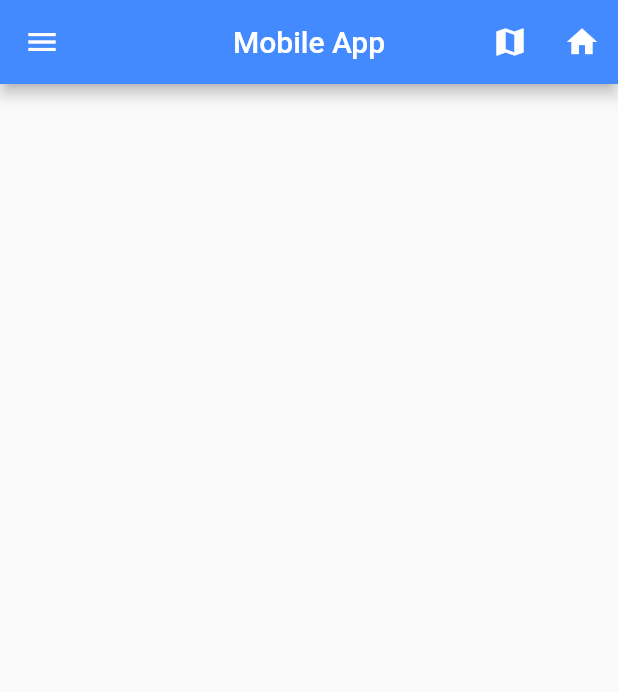
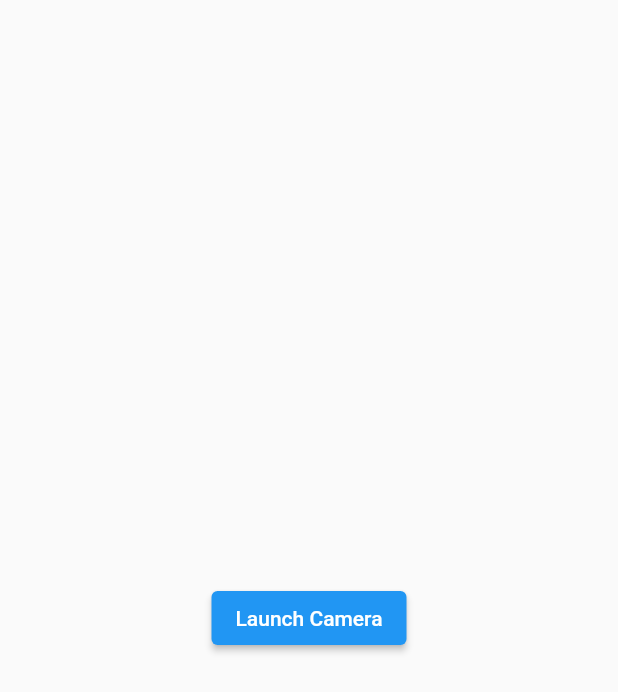
Before and after one commit to katiemcconkey/IndividualProject, a Flutter app: the NavBar widget shown alone on an empty page, opened directly, after a tap on "Upload Picture", on a phone screen of 412 x 824 dp. Shown: the top 692 px of the screen. Run offline on Flutter 3.47's test engine with Material 2 defaults, Android fonts, the phone set to English and light mode, and no system bars; our stand-ins replace camera, google_maps_flutter, image_picker; missing offline and left inert: wifi_hunter.

Commit message:
Added camera functionality, there is 1 error

```diff
--- /dev/null
+++ b/mobile_game/lib/screens/camera_screen.dart
@@ -0,0 +1,38 @@
+import 'dart:io';
+
+import 'package:camera/camera.dart';
+import 'package:flutter/material.dart';
+import 'package:flutter/services.dart';
+import 'package:image_picker/image_picker.dart';
+import 'CameraPage.dart';
+import 'package:path_provider/path_provider.dart';
+
+import '../main.dart';
+import 'CameraPage.dart';
+
+class pictureApp extends StatefulWidget {
+  const pictureApp({Key? key}) : super(key: key);
+
+  @override
+  _PictureState createState() => _PictureState();
+}
+
+class _PictureState extends State<pictureApp> {
+  @override
+  Widget build(BuildContext context) {
+    return Scaffold(body: Center(
+      child: ElevatedButton(
+        onPressed: () async {
+          await availableCameras().then(
+            (value) => Navigator.push(
+              context,
+              MaterialPageRoute(
+                builder: (context) => CameraPage(cameras: value),
+              ),
+            ),
+          );
+        }, child: const Text ('Launch Camera'),
+      ),
+    ));
+  }
+}
--- a/mobile_game/lib/upload_picture.dart
+++ /dev/null
@@ -1,43 +0,0 @@
-import 'package:mobile_game/map.dart';
-import 'package:mobile_game/nav_bar.dart';
-import 'package:flutter/material.dart';
-import 'scan_wifi.dart';
-import 'map.dart';
-import 'main.dart';
-
-class pictureApp extends StatefulWidget {
-  const pictureApp({Key? key}) : super(key: key);
-  @override
-  _MyPicture createState() => _MyPicture();
-}
-
-class _MyPicture extends State<pictureApp> {
-  @override
-  Widget build(BuildContext context) {
-    return MaterialApp(
-      home: Scaffold(
-        drawer: const NavBar(),
-        appBar: AppBar(
-          actions: [
-            IconButton(
-              icon: const Icon(Icons.map),
-              onPressed: () {
-                Navigator.push(
-                    context, MaterialPageRoute(builder: (context) => maps()));
-              },
-            ),
-            IconButton(
-                onPressed: () {
-                  Navigator.push(context,
-                      MaterialPageRoute(builder: (context) => MyApp()));
-                },
-                icon: const Icon(Icons.home))
-          ],
-          backgroundColor: Colors.blueAccent,
-          title: const Text('Mobile App'),
-          centerTitle: true,
-        ),
-      ),
-    );
-  }
-}
```
Also changed, not shown: mobile_game/lib/main.dart (+7 -2 lines), mobile_game/lib/nav_bar.dart (+6 -3 lines), mobile_game/lib/screens/CameraPage.dart (added, +72 -0 lines), mobile_game/pubspec.yaml (+4 -3 lines), mobile_game/pubspec.lock, 1 other file.
